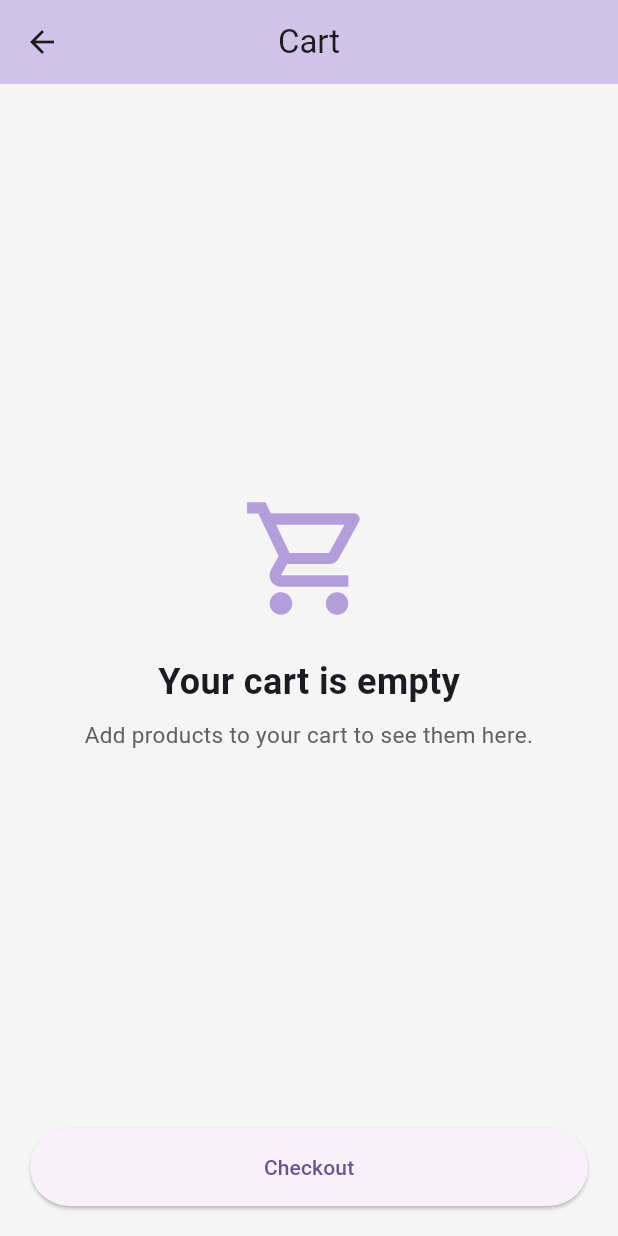
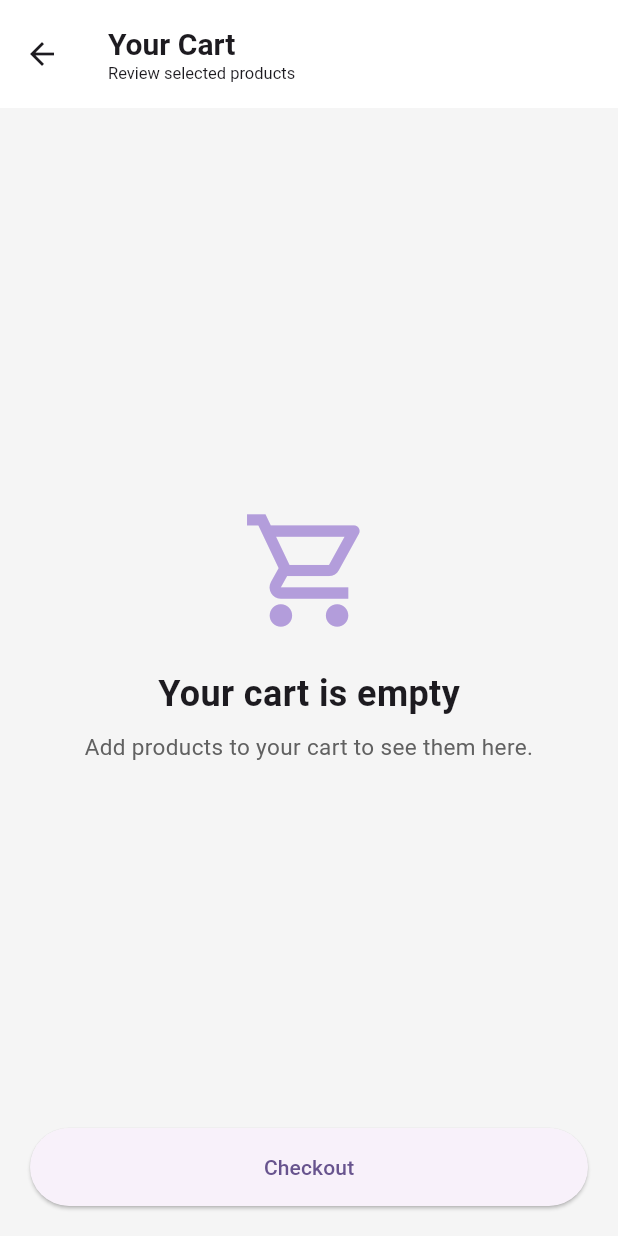
Before and after one commit to LilLannister/GiftStoreApp-Flutter, a Flutter app: the screen it shows after launch, after a tap on the "shopping cart" icon, on a phone screen of 412 x 824 dp. Run offline on Flutter 3.47's test engine with Material 3 defaults, Android fonts, the phone set to English and light mode, and no system bars.

Commit message:
polish app UI and impprove user experience

```diff
--- a/lib/main.dart
+++ b/lib/main.dart
@@ -40,6 +40,9 @@
     return MaterialApp(
       title: 'Gift Store',
       debugShowCheckedModeBanner: false,
+      scrollBehavior: const MaterialScrollBehavior().copyWith(
+        overscroll: false,
+      ),
       theme: ThemeData(
         colorScheme: ColorScheme.fromSeed(seedColor: Colors.deepPurple),
         useMaterial3: true,
--- a/lib/screens/cart_screen.dart
+++ b/lib/screens/cart_screen.dart
@@ -24,9 +24,30 @@
     return Scaffold(
       backgroundColor: Colors.grey.shade100,
       appBar: AppBar(
-        title: const Text('Cart'),
-        centerTitle: true,
-        backgroundColor: Colors.deepPurple.shade100,
+        title: const Column(
+          crossAxisAlignment: CrossAxisAlignment.start,
+          children: [
+            Text(
+              'Your Cart',
+              style: TextStyle(
+                fontSize: 20,
+                fontWeight: FontWeight.bold,
+              ),
+            ),
+            Text(
+              'Review selected products',
+              style: TextStyle(
+                fontSize: 11,
+                fontWeight: FontWeight.w400,
+              ),
+            ),
+          ],
+        ),
+
+        backgroundColor: Colors.white,
+        surfaceTintColor: Colors.transparent,
+        elevation: 0,
+        toolbarHeight: 72,
       ),
       body: Padding(
         padding: const EdgeInsets.all(20),
@@ -160,7 +181,19 @@
                     width: double.infinity,
                     height: 52,
                     child: ElevatedButton(
-                      onPressed: () {},
+                      onPressed: () {
+                        ScaffoldMessenger.of(context).showSnackBar(
+                          const SnackBar(
+                            behavior: SnackBarBehavior.floating,
+                            backgroundColor: Colors.deepPurple,
+                            content: Text(
+                              'Checkout is simulated in this demo app',
+                              style: TextStyle(color: Colors.white),
+                            ),
+                            duration: Duration(seconds: 2),
+                          ),
+                        );
+                      },
                       child: const Text('Checkout'),
                     ),
                   ),
--- a/lib/screens/home_screen.dart
+++ b/lib/screens/home_screen.dart
@@ -56,9 +56,30 @@
     return Scaffold(
       backgroundColor: Colors.grey.shade100,
       appBar: AppBar(
-        title: const Text('Gift Store'),
-        centerTitle: true,
-        backgroundColor: Colors.deepPurple.shade100,
+        title: const Column(
+          crossAxisAlignment: CrossAxisAlignment.start,
+          children: [
+            Text(
+              'TNC Gifts',
+              style: TextStyle(
+                fontSize: 20,
+                fontWeight: FontWeight.bold,
+              ),
+            ),
+            Text(
+              'Premium Gift Collection',
+              style: TextStyle(
+                fontSize: 11,
+                fontWeight: FontWeight.w400,
+              ),
+            ),
+          ],
+        ),
+
+        backgroundColor: Colors.white,
+        surfaceTintColor: Colors.transparent,
+        elevation: 0,
+        toolbarHeight: 72,
         actions: [
           IconButton(
             onPressed: () {
@@ -115,28 +136,64 @@
             children: [
               Container(
                 width: double.infinity,
-                padding: const EdgeInsets.all(20),
+                padding: const EdgeInsets.all(22),
                 decoration: BoxDecoration(
-                  color: Colors.deepPurple,
-                  borderRadius: BorderRadius.circular(24),
+                  gradient: LinearGradient(
+                    colors: [
+                      Colors.deepPurple,
+                      Colors.deepPurple.shade300,
+                    ],
+                    begin: Alignment.topLeft,
+                    end: Alignment.bottomRight,
                   ),
-                child: const Column(
+                  borderRadius: BorderRadius.circular(26),
+                  boxShadow: [
+                    BoxShadow(
+                      color: Colors.deepPurple.withValues(alpha: 0.25),
+                      blurRadius: 16,
+                      offset: const Offset(0, 8),
+                    ),
+                  ],
+                ),
+                child: Row(
+                  children: [
+                    Expanded(
+                      child: Column(
                         crossAxisAlignment: CrossAxisAlignment.start,
-                  children: [
+                        children: const [
                           Text(
-                      'Find the perfect gift',
+                            'Curated gifts for every moment',
                             style: TextStyle(
                               color: Colors.white,
-                        fontSize: 24,
+                              fontSize: 23,
                               fontWeight: FontWeight.bold,
+                              height: 1.15,
                             ),
                           ),
-                    SizedBox(height: 8),
+                          SizedBox(height: 10),
                           Text(
-                      'Explore popular gifts for every occasion.',
+                            'Discover thoughtful picks for birthdays, tech lovers, and cozy days.',
                             style: TextStyle(
                               color: Colors.white70,
-                        fontSize: 15,
+                              fontSize: 14,
+                              height: 1.4,
+                            ),
+                          ),
+                        ],
+                      ),
+                    ),
+                    const SizedBox(width: 16),
+                    Container(
+                      width: 58,
+                      height: 58,
+                      decoration: BoxDecoration(
+                        color: Colors.white.withValues(alpha: 0.18),
+                        borderRadius: BorderRadius.circular(18),
+                      ),
+                      child: const Icon(
+                        Icons.card_giftcard,
+                        color: Colors.white,
+                        size: 30,
                       ),
                     ),
                   ],
@@ -212,7 +269,7 @@
               ),
               const SizedBox(height: 24),
               const Text(
-                'Popular Gifts',
+                'Popular Picks',
                 style: TextStyle(
                   fontSize: 20,
                   fontWeight: FontWeight.bold,
@@ -220,10 +277,19 @@
               ),
               const SizedBox(height: 12),
               Expanded(
-                child: GridView.builder(
+  child: filteredProducts.isEmpty
+      ? const Center(
+          child: Text(
+            'No gifts found',
+            style: TextStyle(
+              fontSize: 18,
+              fontWeight: FontWeight.w600,
+            ),
+          ),
+        )
+      : GridView.builder(
             itemCount: filteredProducts.length,
-                  gridDelegate:
-                      const SliverGridDelegateWithFixedCrossAxisCount(
+            gridDelegate: const SliverGridDelegateWithFixedCrossAxisCount(
               crossAxisCount: 2,
               crossAxisSpacing: 14,
               mainAxisSpacing: 14,
--- a/lib/screens/product_detail_screen.dart
+++ b/lib/screens/product_detail_screen.dart
@@ -18,12 +18,21 @@
       backgroundColor: Colors.grey.shade100,
 
       appBar: AppBar(
-        title: const Text('Product Details'),
-        centerTitle: true,
-        backgroundColor: Colors.deepPurple.shade100,
+        title: const Text(
+          'Product Details',
+          style: TextStyle(
+            fontWeight: FontWeight.bold,
+          ),
         ),
 
-      body: Padding(
+        backgroundColor: Colors.white,
+        surfaceTintColor: Colors.transparent,
+        elevation: 0,
+        toolbarHeight: 70,
+      ),
+
+      body: SingleChildScrollView(
+        child: Padding(
           padding: const EdgeInsets.all(20),
 
           child: Column(
@@ -109,11 +118,25 @@
               SizedBox(
                 width: double.infinity,
                 child: ElevatedButton.icon(
+                  style: ElevatedButton.styleFrom(
+                    backgroundColor: Colors.deepPurple,
+                    foregroundColor: Colors.white,
+                    padding: const EdgeInsets.symmetric(vertical: 16),
+                    shape: RoundedRectangleBorder(
+                      borderRadius: BorderRadius.circular(16),
+                    ),
+                  ),
                   onPressed: () {
                     onAddToCart(product);
                     ScaffoldMessenger.of(context).showSnackBar(
                       SnackBar(
-                      content: Text('${product.name} added to cart'),
+                        behavior: SnackBarBehavior.floating,
+                        backgroundColor: Colors.deepPurple,
+                        content: Text(
+                          '${product.name} added to cart',
+                          style: const TextStyle(color: Colors.white),
+                        ),
+                        duration: const Duration(seconds: 2),
                       ),
                     );
                   },
@@ -124,6 +147,7 @@
             ],
           ),
         ),
+      ),
     );
   }
 }
```
Lines whose indentation alone changed are shown as unchanged.
